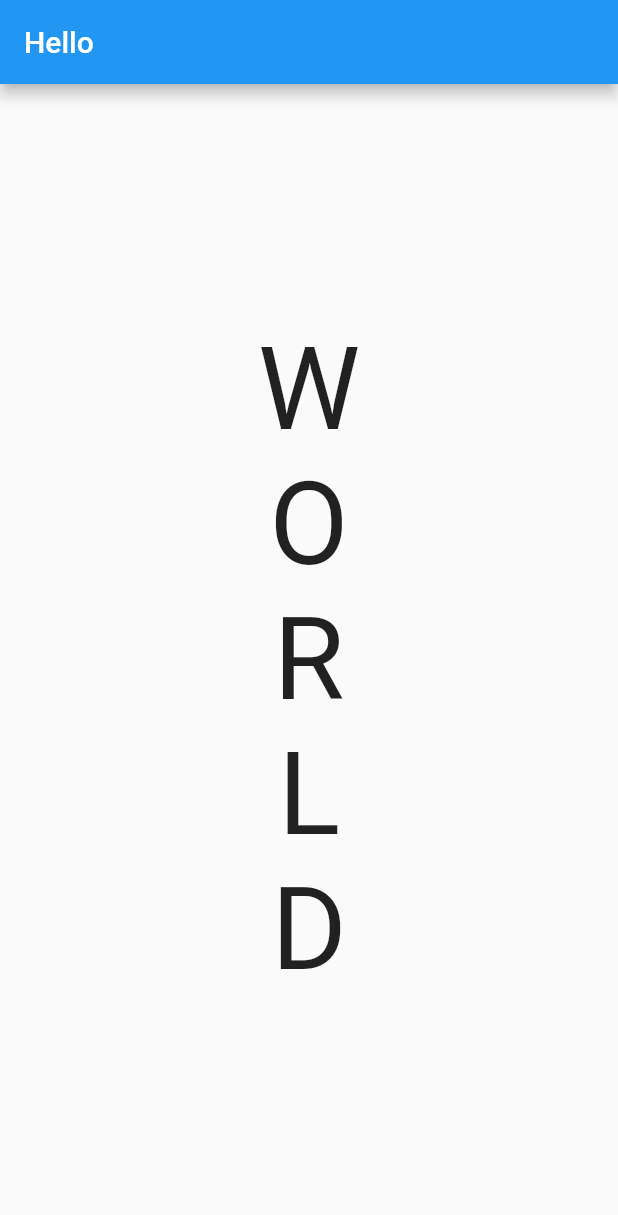
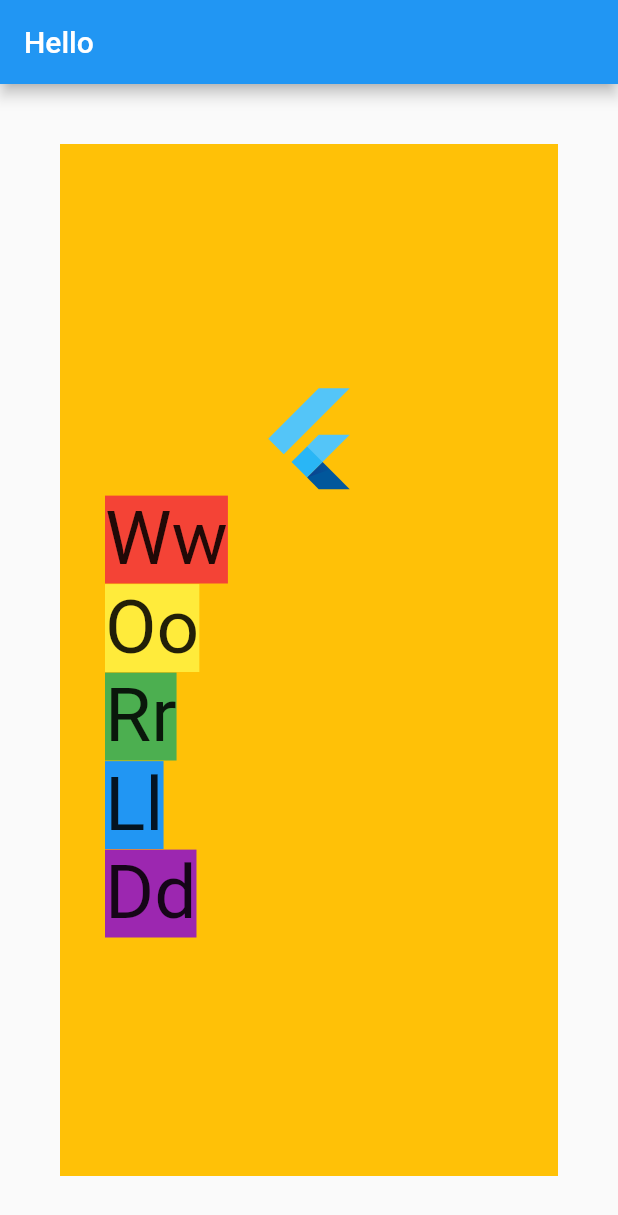
Before and after one commit to mark33699/IDLF, a Flutter app: the screen it shows after launch, on a phone screen of 412 x 824 dp. Shown: the top 1215 px of the screen. Run offline on Flutter 3.47's test engine with Material 2 defaults, Android fonts, the phone set to English and light mode, and no system bars.

Commit message:
margin, padding, stretch, FlutterLogo

```diff
--- a/idlf/lib/main.dart
+++ b/idlf/lib/main.dart
@@ -8,22 +8,30 @@ class MarkApp extends StatelessWidget {
   @override
   Widget build(BuildContext context) {
 
-    double size = 77;
+    double size = 50;
 
     return new MaterialApp(
       home: Scaffold(
           appBar: AppBar(
             title: Text("Hello"),),
-          body: Center(
+          body: Container(
+            color: Colors.amber,
+            alignment: Alignment.center,
+            margin: EdgeInsets.all(40),
+            padding: EdgeInsets.all(30),
             child: Column(
               children: <Widget>[
-                Text("W", style: TextStyle(fontSize: size)),
-                Text("O", style: TextStyle(fontSize: size)),
-                Text("R", style: TextStyle(fontSize: size)),
-                Text("L", style: TextStyle(fontSize: size)),
-                Text("D", style: TextStyle(fontSize: size)),],
+                FlutterLogo(size: 75,), //預設25
+//                Expanded(child: Text("Ww", style: TextStyle(fontSize: size, backgroundColor: Colors.red))), //這樣也無法填滿= =
+                Text("Ww", style: TextStyle(fontSize: size, backgroundColor: Colors.red)),
+                Text("Oo", style: TextStyle(fontSize: size, backgroundColor: Colors.yellow)),
+                Text("Rr", style: TextStyle(fontSize: size, backgroundColor: Colors.green)),
+                Text("Ll", style: TextStyle(fontSize: size, backgroundColor: Colors.blue)),
+                Text("Dd", style: TextStyle(fontSize: size, backgroundColor: Colors.purple)),],
               mainAxisAlignment: MainAxisAlignment.center,
-            )))
+              crossAxisAlignment: CrossAxisAlignment.stretch, //雖然是填滿, 但卻填不滿= =
+            ),
+          ))
     );
   }
 }
```
